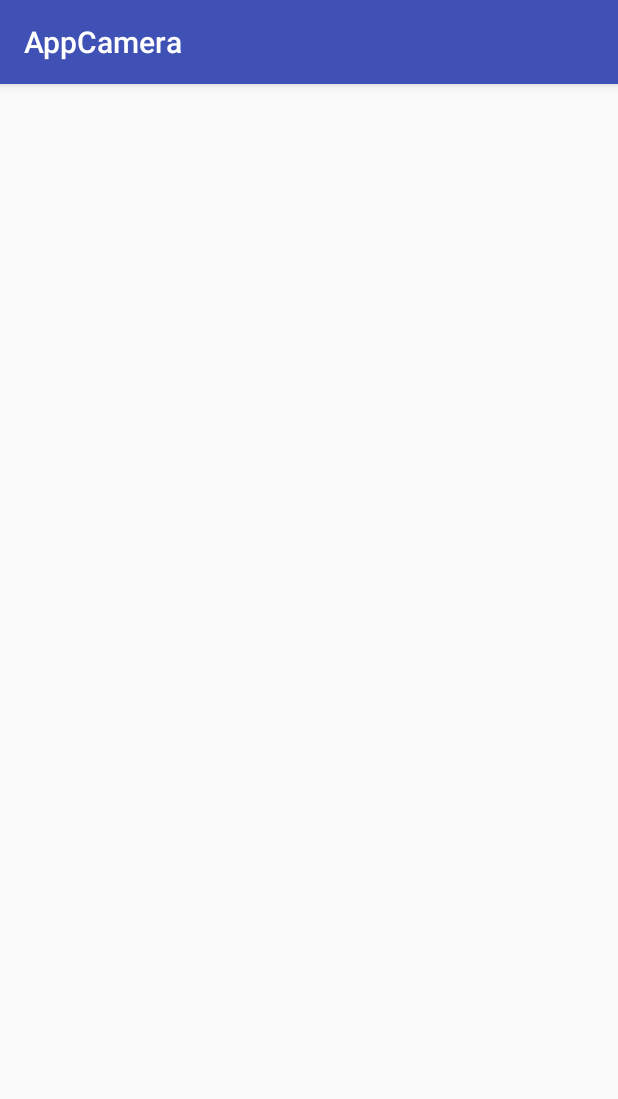
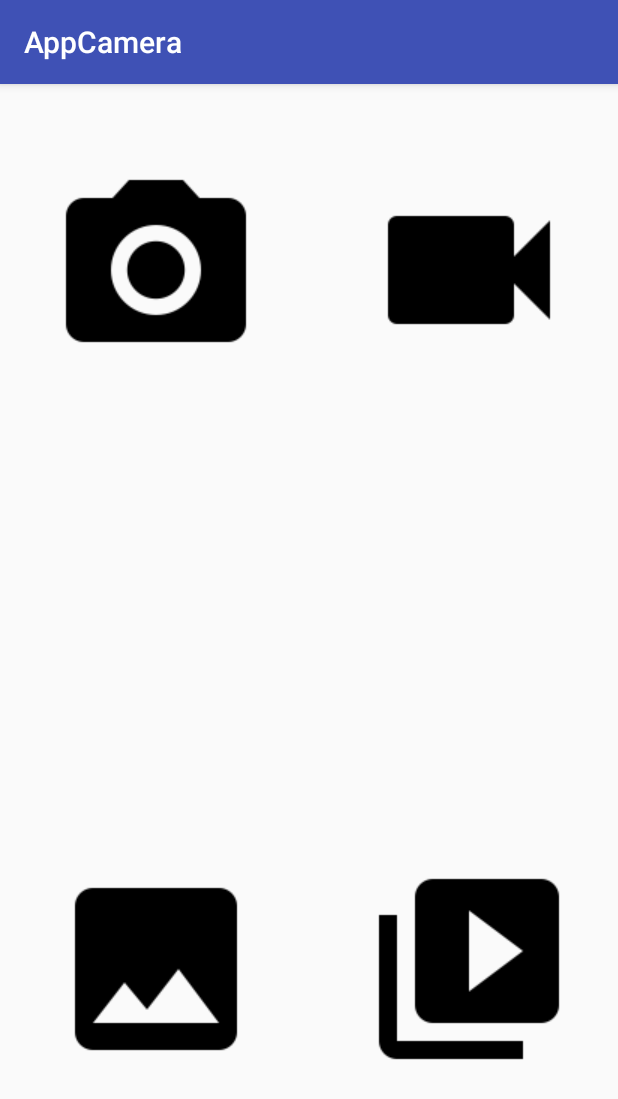
Before and after one commit to gbarzola/appCamera, an Android app: the screen it shows after launch (MainActivity), on a phone screen of 412 x 824 dp. Shown: the top 1099 px of the screen. Run offline under Robolectric (Android 15) with nearby library versions, the phone set to English and light mode, and no system bars.

Commit message:
creacion de xml activity con los 4 iconos

```diff
--- a/app/src/main/res/layout/activity_main.xml
+++ b/app/src/main/res/layout/activity_main.xml
@@ -1,12 +1,45 @@
 <?xml version="1.0" encoding="utf-8"?>
 <RelativeLayout xmlns:android="http://schemas.android.com/apk/res/android"
+    xmlns:app="http://schemas.android.com/apk/res-auto"
     xmlns:tools="http://schemas.android.com/tools"
     android:layout_width="match_parent"
     android:layout_height="match_parent"
     tools:context="com.example.gerardo.appcamera.MainActivity">
 
 
+    <ImageView
+        android:id="@+id/imageView"
+        android:layout_width="wrap_content"
+        android:layout_height="wrap_content"
+        android:layout_alignParentStart="true"
+        android:layout_alignParentTop="true"
+        android:layout_marginStart="32dp"
+        android:layout_marginTop="52dp"
+        app:srcCompat="@drawable/ic_camera_alt_black_48dp" />
 
+    <ImageView
+        android:id="@+id/imageView2"
+        android:layout_width="wrap_content"
+        android:layout_height="wrap_content"
+        android:layout_alignParentEnd="true"
+        android:layout_alignTop="@+id/imageView"
+        android:layout_marginEnd="27dp"
+        app:srcCompat="@drawable/ic_videocam_black_48dp" />
 
+    <ImageView
+        android:id="@+id/imageView3"
+        android:layout_width="wrap_content"
+        android:layout_height="wrap_content"
+        android:layout_alignParentBottom="true"
+        android:layout_alignStart="@+id/imageView"
+        android:layout_marginBottom="106dp"
+        app:srcCompat="@drawable/ic_insert_photo_black_48dp" />
 
+    <ImageView
+        android:id="@+id/imageView4"
+        android:layout_width="wrap_content"
+        android:layout_height="wrap_content"
+        android:layout_alignStart="@+id/imageView2"
+        android:layout_alignTop="@+id/imageView3"
+        app:srcCompat="@drawable/ic_video_library_black_48dp" />
 </RelativeLayout>
```
